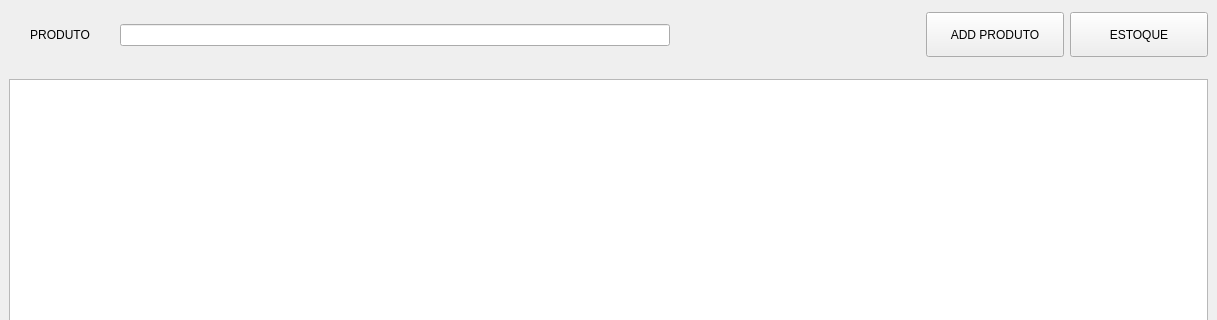
The window that desktop/window/form_products/produtos.ui (hnmcano/unique) describes before a commit, drawn with Qt 5; both pictures show x 0 to 1217 and y 0 to 320 of the 1217 by 669 pixel window.
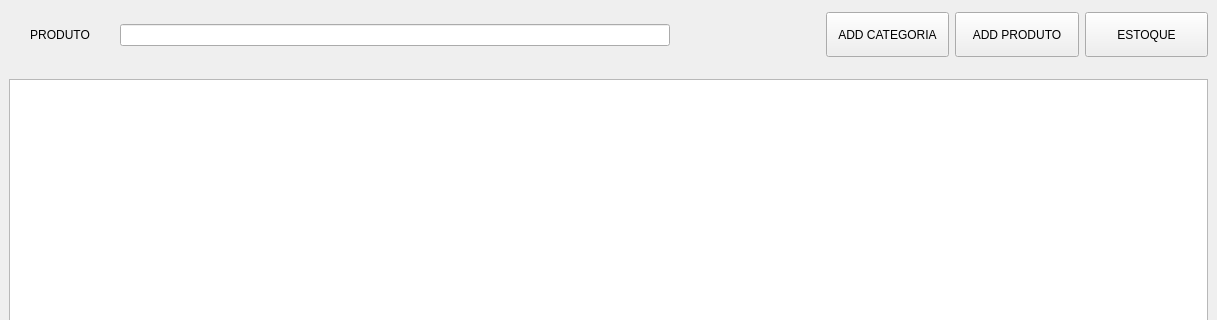
The same window after the commit.

The edit to the form file:
```diff
--- a/desktop/window/form_products/produtos.ui
+++ b/desktop/window/form_products/produtos.ui
@@ -122,7 +122,7 @@
         <widget class="QWidget" name="widget_4" native="true">
          <property name="minimumSize">
           <size>
-           <width>700</width>
+           <width>600</width>
            <height>0</height>
           </size>
          </property>
@@ -163,7 +163,7 @@
         <widget class="QWidget" name="widget_5" native="true">
          <property name="minimumSize">
           <size>
-           <width>300</width>
+           <width>400</width>
            <height>0</height>
           </size>
          </property>
@@ -171,6 +171,19 @@
           <string notr="true"/>
          </property>
          <layout class="QHBoxLayout" name="horizontalLayout_2">
+          <item>
+           <widget class="QPushButton" name="add_categoria">
+            <property name="maximumSize">
+             <size>
+              <width>16777215</width>
+              <height>45</height>
+             </size>
+            </property>
+            <property name="text">
+             <string>ADD CATEGORIA</string>
+            </property>
+           </widget>
+          </item>
           <item>
            <widget class="QPushButton" name="add_products">
             <property name="minimumSize">
```
